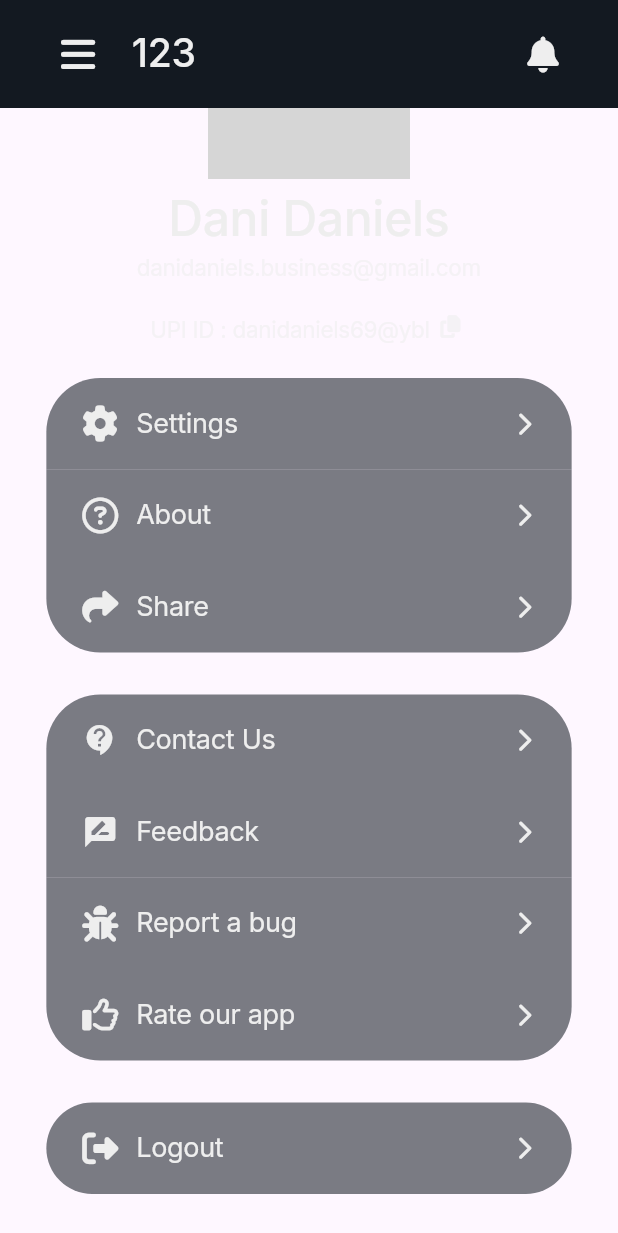
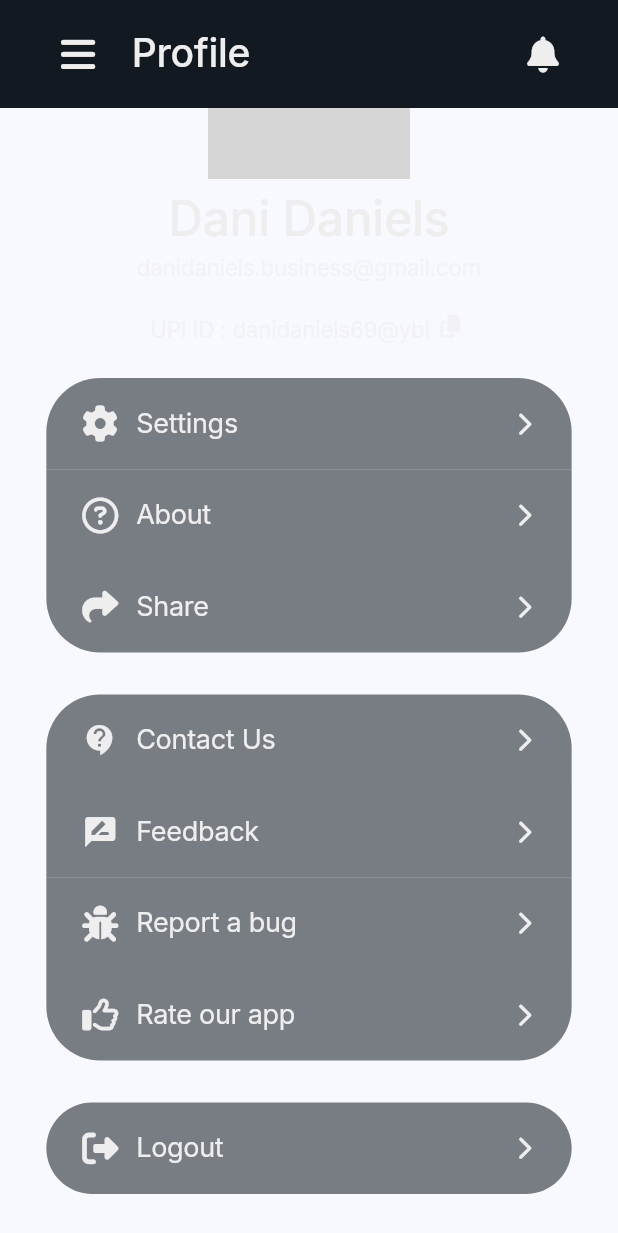
Before and after one commit to oAndBtech/spend-sync, a Flutter app: the ProfileScreen screen opened directly, scrolled down 143 dp, on a phone screen of 412 x 824 dp. Shown: the top 1233 px of the screen. Run offline on Flutter 3.47's test engine with Material 2 defaults, Android fonts, the light colour scheme and no system bars; our stand-ins replace font_awesome_flutter, google_fonts; network calls fail; grey boxes are pictures that could not be loaded.

Commit message:
bottom bar & colors added

```diff
--- /dev/null
+++ b/frontend/lib/const/colors.dart
@@ -0,0 +1,14 @@
+import 'package:flutter/material.dart';
+
+class darkModeColors{
+  final Color primary = const Color(0xff131921);
+  final Color secondary = const  Color(0xff393E46);
+  final Color textColor = const Color(0xffEEEEEE);
+  final Color activeButtons = const Color(0xffFFD369);
+  final Color blueColor = const Color(0xff018BD9);
+  final Color lightGreen = const Color(0xff00ADB5);
+  final Color redColor = const Color(0xffFF1F00);
+  final Color secondaryTextColor = const Color(0xffEEEEEE).withOpacity(0.8);
+  final Color cardColor = const Color(0xff222831);
+  final Color buttonColor = const Color(0xff222831).withOpacity(0.6);
+}
--- a/frontend/lib/screens/profile.dart
+++ b/frontend/lib/screens/profile.dart
@@ -1,5 +1,6 @@
 import 'package:flutter/material.dart';
 import 'package:font_awesome_flutter/font_awesome_flutter.dart';
+import 'package:spend_sync/const/colors.dart';
 import 'package:spend_sync/widget/profile/app_bar.dart';
 import 'package:spend_sync/widget/profile/profile_button.dart';
 import 'package:spend_sync/widget/profile/user_details.dart';
@@ -16,7 +17,7 @@
       body: SafeArea(
         child: Column(
           children: [
-            NewAppBar(isNotification: true, title: '123', leadingIcon: 1),
+            const NewAppBar(isNotification: true, title: 'Profile', leadingIcon: 1),
             Expanded(
               child: SingleChildScrollView(
                 child: Column(
@@ -36,25 +37,25 @@
                         onTap: () {},
                         buttonText: 'Settings',
                         buttonType: 2,
-                        icon: const Icon(
+                        icon:  Icon(
                           FontAwesomeIcons.gear,
-                          color: Color(0xffEEEEEE),
+                          color: darkModeColors().textColor,
                         )),
                     ProfileButton(
                         onTap: () {},
                         buttonText: 'About',
                         buttonType: 4,
-                        icon: const Icon(
+                        icon:  Icon(
                           FontAwesomeIcons.circleQuestion,
-                          color: Color(0xffEEEEEE),
+                          color: darkModeColors().textColor,
                         )),
                     ProfileButton(
                         onTap: () {},
                         buttonText: 'Share',
                         buttonType: 3,
-                        icon: const Icon(
+                        icon: Icon(
                           FontAwesomeIcons.share,
-                          color: Color(0xffEEEEEE),
+                          color: darkModeColors().textColor,
                         )),
                     const SizedBox(
                       height: 28.0,
@@ -63,33 +64,33 @@
                         onTap: () {},
                         buttonText: 'Contact Us',
                         buttonType: 2,
-                        icon: const Icon(
+                        icon: Icon(
                           Icons.contact_support,
-                          color: Color(0xffEEEEEE),
+                          color: darkModeColors().textColor,
                         )),
                     ProfileButton(
                         onTap: () {},
                         buttonText: 'Feedback',
                         buttonType: 4,
-                        icon: const Icon(
+                        icon: Icon(
                           Icons.rate_review_rounded,
-                          color: Color(0xffEEEEEE),
+                          color: darkModeColors().textColor,
                         )),
                     ProfileButton(
                         onTap: () {},
                         buttonText: 'Report a bug',
                         buttonType: 4,
-                        icon: const Icon(
+                        icon: Icon(
                           FontAwesomeIcons.bug,
-                          color: Color(0xffEEEEEE),
+                          color: darkModeColors().textColor,
                         )),
                     ProfileButton(
                         onTap: () {},
                         buttonText: 'Rate our app',
                         buttonType: 3,
-                        icon: const Icon(
+                        icon: Icon(
                           FontAwesomeIcons.thumbsUp,
-                          color: Color(0xffEEEEEE),
+                          color: darkModeColors().textColor,
                         )),
                     const SizedBox(
                       height: 28.0,
@@ -98,9 +99,9 @@
                         onTap: () {},
                         buttonText: 'Logout',
                         buttonType: 1,
-                        icon: const Icon(
+                        icon: Icon(
                           FontAwesomeIcons.rightFromBracket,
-                          color: Color(0xffEEEEEE),
+                          color: darkModeColors().textColor,
                         )),
                         const SizedBox(
                       height: 28.0,
--- a/frontend/lib/widget/friends/friend_profile.dart
+++ b/frontend/lib/widget/friends/friend_profile.dart
@@ -1,6 +1,7 @@
 import 'package:flutter/material.dart';
 import 'package:font_awesome_flutter/font_awesome_flutter.dart';
 import 'package:google_fonts/google_fonts.dart';
+import 'package:spend_sync/const/colors.dart';
 
 class MyFriendProfile extends StatelessWidget {
   MyFriendProfile({
@@ -34,7 +35,7 @@
             maxLines: 1,
             overflow: TextOverflow.ellipsis,
             style: GoogleFonts.inter(
-              color: const Color(0xffEEEEEE),
+              color: darkModeColors().textColor,
               fontSize: 16.0,
               letterSpacing: -0.2,
               fontWeight: FontWeight.w500,
--- a/frontend/lib/widget/profile/app_bar.dart
+++ b/frontend/lib/widget/profile/app_bar.dart
@@ -1,6 +1,7 @@
 import 'package:flutter/material.dart';
 import 'package:font_awesome_flutter/font_awesome_flutter.dart';
 import 'package:google_fonts/google_fonts.dart';
+import 'package:spend_sync/const/colors.dart';
 
 class NewAppBar extends StatelessWidget {
   const NewAppBar({
@@ -19,9 +20,9 @@
     return Container(
       height: 72.0,
       width: double.infinity,
-      decoration: const BoxDecoration(
+      decoration: BoxDecoration(
         shape: BoxShape.rectangle,
-        color: Color(0xff131921),
+        color: darkModeColors().primary,
       ),
       child: Row(children: [
         leadingIcon == 1
@@ -33,7 +34,7 @@
                     FontAwesomeIcons.bars,
                     size: 26,
                   ),
-                  color: const Color(0xffEEEEEE),
+                  color: darkModeColors().textColor,
                 ),
               )
             : Padding(
@@ -41,7 +42,7 @@
                 child: IconButton(
                   onPressed: () {},
                   icon: const Icon(FontAwesomeIcons.arrowLeft),
-                  color: const Color(0xffEEEEEE),
+                  color: darkModeColors().textColor,
                 ),
               ),
         const SizedBox(
@@ -52,7 +53,7 @@
           child: Text(
             title,
             style: GoogleFonts.inter(
-              color: const Color(0xffEEEEEE),
+              color: darkModeColors().textColor,
               fontWeight: FontWeight.w500,
               letterSpacing: -0.2,
               fontSize: 26.0,
@@ -67,7 +68,7 @@
                   onPressed: () {},
                   icon: const Icon(
                       FontAwesomeIcons.solidBell), // icon should be changed
-                  color: const Color(0xffEEEEEE),
+                  color: darkModeColors().textColor,
                 ),
               )
             : const SizedBox.shrink(),
--- a/frontend/lib/widget/profile/profile_button.dart
+++ b/frontend/lib/widget/profile/profile_button.dart
@@ -1,6 +1,7 @@
 import 'package:flutter/material.dart';
 import 'package:font_awesome_flutter/font_awesome_flutter.dart';
 import 'package:google_fonts/google_fonts.dart';
+import 'package:spend_sync/const/colors.dart';
 
 class ProfileButton extends StatelessWidget {
   ProfileButton({
@@ -32,7 +33,7 @@
         height: 61,
         width: width * 0.85,
         decoration: BoxDecoration(
-            color: const Color(0xff222831).withOpacity(0.6),
+            color: darkModeColors().buttonColor,
             borderRadius: buttonType == 1
                 ? BorderRadius.circular(36)
                 : buttonType == 2
@@ -56,18 +57,18 @@
             Text(
               buttonText,
               style: GoogleFonts.inter(
-                  color: const Color(0xffEEEEEE),
+                  color: darkModeColors().textColor,
                   fontSize: 18.0,
                   letterSpacing: -0.2,
                   fontWeight: FontWeight.w400),
             ),
             const Spacer(),
             isArrow
-                ? const Padding(
-                  padding:  EdgeInsets.only(right: 24),
+                ?  Padding(
+                  padding:  const EdgeInsets.only(right: 24),
                   child:  Icon(
                       FontAwesomeIcons.chevronRight,
-                      color: Color(0xffEEEEEE),
+                      color: darkModeColors().textColor,
                       size: 16,
                     ),
                 )
--- a/frontend/lib/widget/profile/user_details.dart
+++ b/frontend/lib/widget/profile/user_details.dart
@@ -2,6 +2,7 @@
 import 'package:flutter/services.dart';
 import 'package:font_awesome_flutter/font_awesome_flutter.dart';
 import 'package:google_fonts/google_fonts.dart';
+import 'package:spend_sync/const/colors.dart';
 
 class UserDetails extends StatelessWidget {
   final String imageLink;
@@ -32,7 +33,7 @@
           style: GoogleFonts.inter(
             fontSize: 32.0,
             letterSpacing: -0.2,
-            color: const Color(0xffEEEEEE),
+            color: darkModeColors().textColor,
             fontWeight: FontWeight.w500,
           ),
         ),
@@ -41,7 +42,7 @@
           style: GoogleFonts.inter(
             fontSize: 15.0,
             letterSpacing: -0.2,
-            color: const Color(0xffEEEEEE).withOpacity(0.6),
+            color: darkModeColors().textColor.withOpacity(0.6),
             fontWeight: FontWeight.w400,
           ),
         ),
@@ -56,7 +57,7 @@
               style: GoogleFonts.inter(
                 fontSize: 15.0,
                 letterSpacing: -0.2,
-                color: const Color(0xffEEEEEE).withOpacity(0.6),
+                color: darkModeColors().textColor.withOpacity(0.6),
                 fontWeight: FontWeight.w400,
               ),
             ),
@@ -80,7 +81,7 @@
                 child: FaIcon(
                   FontAwesomeIcons.solidCopy,
                   size: 15,
-                  color: const Color(0xffEEEEEE).withOpacity(0.6),
+                  color: darkModeColors().textColor.withOpacity(0.6),
                 ),
               ),
             )
```
Also changed, not shown: frontend/lib/bottom_navbar.dart (added, +146 -0 lines), frontend/lib/main.dart (+4 -3 lines), frontend/lib/screens/activity.dart (added, +10 -0 lines), frontend/lib/screens/home.dart (added, +10 -0 lines), frontend/lib/screens/split_bill.dart (added, +40 -0 lines), frontend/lib/widget/activity/transaction_element.dart (+4 -3 lines), frontend/lib/widget/split_bill/split_history_var1.dart (+38 -18 lines), frontend/lib/widget/split_bill/split_history_var2.dart (+12 -11 lines), frontend/lib/widget/split_bill/split_history_var3.dart (+8 -7 lines).
